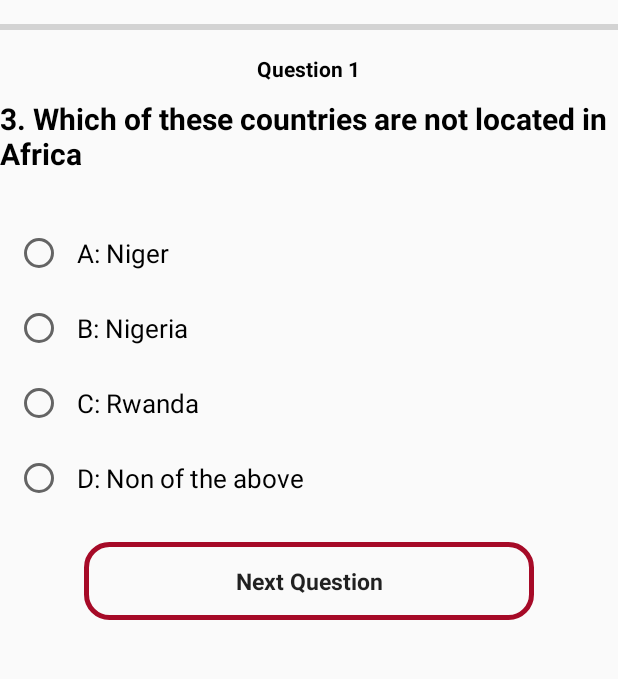
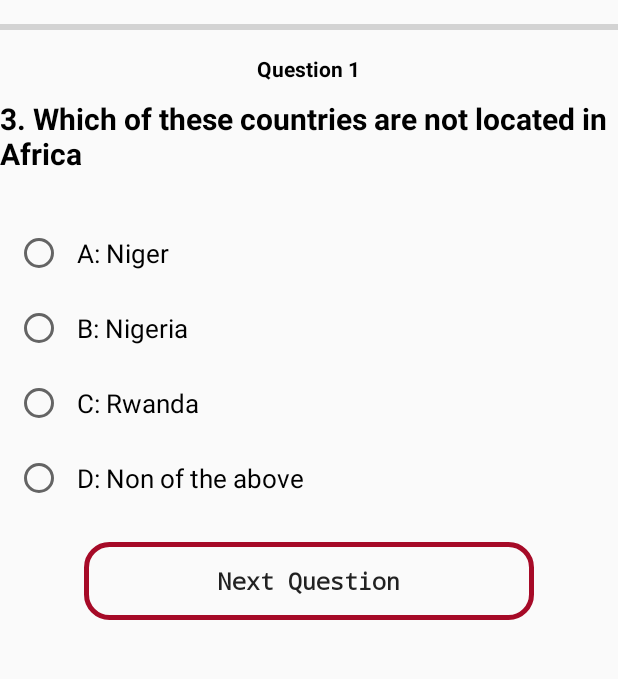
Before and after one commit to wamiikechukwu/Android_Quiz_App, an Android app: the MainActivity screen opened directly, with no data from a screen before it, on a phone screen of 412 x 824 dp, the part 131-810 px from its top. Run offline under Robolectric (Android 15) with nearby library versions, the light colour scheme and no system bars; Roboto replaces fonts that are not available here.

Commit message:
Made some amendments

```diff
--- a/app/src/main/res/layout/activity_main.xml
+++ b/app/src/main/res/layout/activity_main.xml
@@ -118,6 +118,7 @@
             android:padding="15dp"
             android:text="@string/Next"
             android:textSize="15sp"
-            android:textStyle="bold" />
+            android:textStyle="bold"
+            android:typeface="monospace" />
     </RelativeLayout>
 </ScrollView>
```
